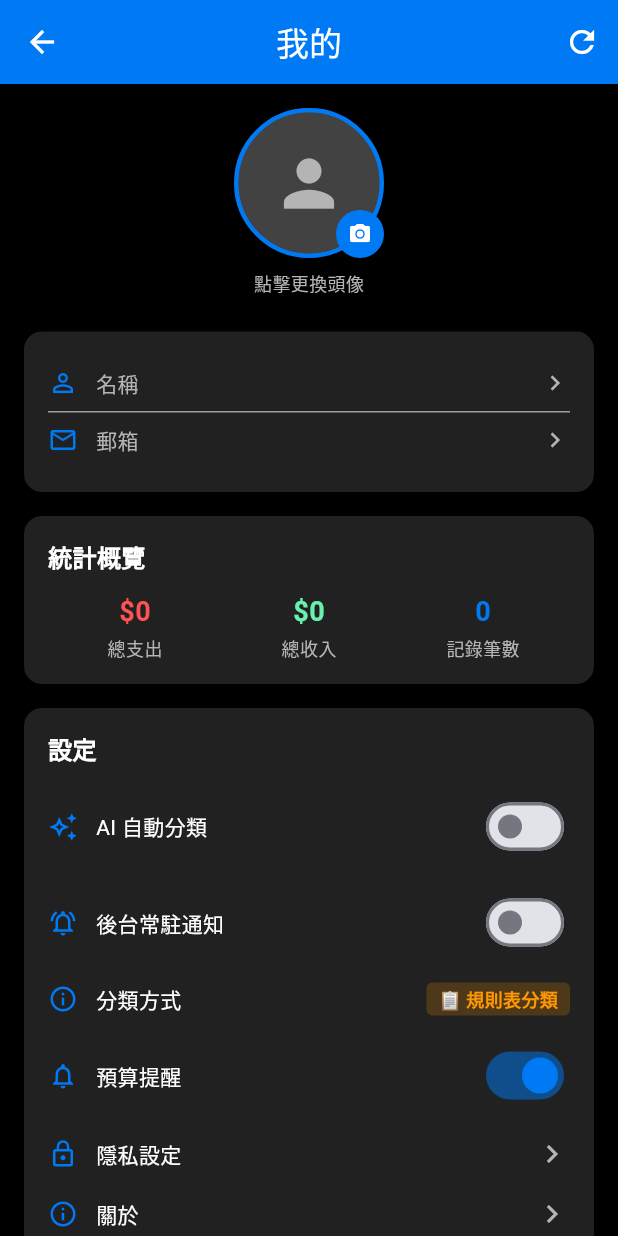
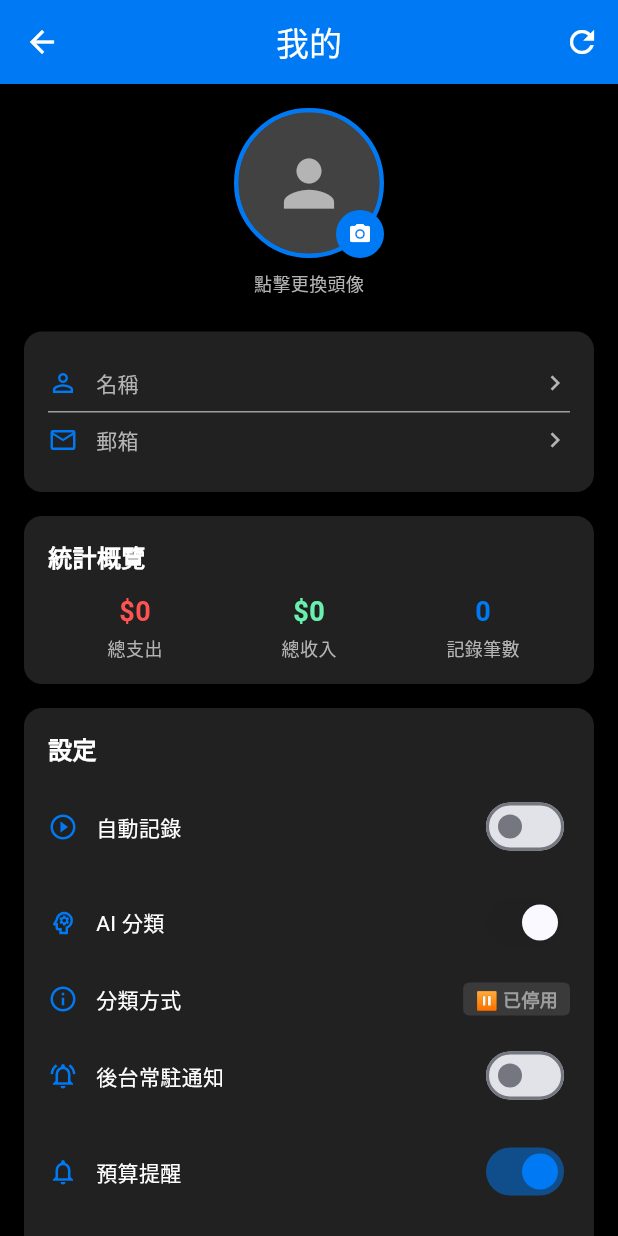
Before and after one commit to TINGOD2006/MikuBookkeepingAPP, a Flutter app: the ProfilePage screen opened directly, on a phone screen of 412 x 824 dp. Run offline on Flutter 3.47's test engine with Material 3 defaults, Android fonts, the phone set to English and light mode, and no system bars; our stand-ins replace flutter_local_notifications, image_picker, permission_handler, shared_preferences; accounts and stored records are empty.

Commit message:
完整AI

```diff
--- a/lib/screens/profile_page.dart
+++ b/lib/screens/profile_page.dart
@@ -27,7 +27,8 @@ class _ProfilePageState extends State<ProfilePage> {
   double _totalIncome = 0;
 
   bool _isLoading = true;
-  bool _autoRecordEnabled = false;
+  bool _autoRecordEnabled = false; // ✅ 是否記錄
+  bool _aiClassificationEnabled = true; // ✅ 是否使用 AI（預設開啟）
   bool _backgroundNotificationEnabled = false;
 
   final ImagePicker _picker = ImagePicker();
@@ -38,6 +39,7 @@ class _ProfilePageState extends State<ProfilePage> {
     _loadUserData();
     _loadStatistics();
     _loadAutoRecordSetting();
+    _loadAIClassificationSetting(); // ✅ 新增
     _loadBackgroundNotificationSetting();
   }
 
@@ -97,6 +99,17 @@ class _ProfilePageState extends State<ProfilePage> {
     }
   }
 
+  // ✅ 新增：載入 AI 分類設定
+  Future<void> _loadAIClassificationSetting() async {
+    final prefs = await SharedPreferences.getInstance();
+    if (mounted) {
+      setState(() {
+        _aiClassificationEnabled =
+            prefs.getBool('use_ai_classification') ?? true;
+      });
+    }
+  }
+
   Future<void> _loadBackgroundNotificationSetting() async {
     final prefs = await SharedPreferences.getInstance();
     if (mounted) {
@@ -107,13 +120,12 @@ class _ProfilePageState extends State<ProfilePage> {
     }
   }
 
-  // ========== 切換自動記錄 ==========
+  // ========== ✅ 切換自動記錄（只控制是否記錄） ==========
   Future<void> _toggleAutoRecord(bool value) async {
     final BuildContext currentContext = context;
 
     final prefs = await SharedPreferences.getInstance();
     await prefs.setBool('auto_record_enabled', value);
-    await prefs.setBool('use_ai_classification', value);
     await NotificationListenerService.setAutoRecordEnabled(value);
 
     if (!currentContext.mounted) return;
@@ -124,9 +136,30 @@ class _ProfilePageState extends State<ProfilePage> {
 
     ScaffoldMessenger.of(currentContext).showSnackBar(
       SnackBar(
-        content: Text(
-          value ? '✅ 啟用 AI 分類（失敗時使用規則表）' : 'ℹ️ 改為使用規則表分類（不消耗 AI 額度）',
-        ),
+        content: Text(value ? '✅ 自動記錄已開啟' : 'ℹ️ 自動記錄已關閉'),
+        behavior: SnackBarBehavior.floating,
+        backgroundColor: value ? Colors.green : Colors.orange,
+        duration: const Duration(seconds: 2),
+      ),
+    );
+  }
+
+  // ========== ✅ 切換 AI 分類（只控制分類方式） ==========
+  Future<void> _toggleAIClassification(bool value) async {
+    final BuildContext currentContext = context;
+
+    final prefs = await SharedPreferences.getInstance();
+    await prefs.setBool('use_ai_classification', value);
+
+    if (!currentContext.mounted) return;
+
+    setState(() {
+      _aiClassificationEnabled = value;
+    });
+
+    ScaffoldMessenger.of(currentContext).showSnackBar(
+      SnackBar(
+        content: Text(value ? '🤖 AI 分類已啟用' : '📋 已切換為規則表分類（不消耗 AI 額度）'),
         behavior: SnackBarBehavior.floating,
         backgroundColor: value ? Colors.green : Colors.orange,
         duration: const Duration(seconds: 2),
@@ -703,14 +736,58 @@ class _ProfilePageState extends State<ProfilePage> {
           ),
           const SizedBox(height: 8),
 
-          // ✅ 自動記錄開關（開啟=AI分類，關閉=規則表）
+          // ✅ 獨立開關 1：自動記錄（控制是否記錄）
           _buildSettingsItem(
-            icon: Icons.auto_awesome_outlined,
-            label: 'AI 自動分類',
+            icon: Icons.play_circle_outline,
+            label: '自動記錄',
             trailing: Switch(
               value: _autoRecordEnabled,
               onChanged: _toggleAutoRecord,
               activeThumbColor: AppColor.primary,
+            ),
+          ),
+
+          // ✅ 獨立開關 2：AI 分類（控制分類方式，僅當自動記錄開啟時可操作）
+          _buildSettingsItem(
+            icon: Icons.psychology_outlined,
+            label: 'AI 分類',
+            trailing: Switch(
+              value: _aiClassificationEnabled,
+              onChanged: _autoRecordEnabled ? _toggleAIClassification : null,
+              activeThumbColor: AppColor.primary,
+            ),
+          ),
+
+          // ✅ 顯示當前分類方式（狀態顯示）
+          _buildSettingsItem(
+            icon: Icons.info_outline,
+            label: '分類方式',
+            trailing: Container(
+              padding: const EdgeInsets.symmetric(horizontal: 8, vertical: 2),
+              decoration: BoxDecoration(
+                color: !_autoRecordEnabled
+                    ? Colors.grey.withValues(alpha: 0.2)
+                    : _aiClassificationEnabled
+                    ? AppColor.primary.withValues(alpha: 0.2)
+                    : Colors.orange.withValues(alpha: 0.2),
+                borderRadius: BorderRadius.circular(4),
+              ),
+              child: Text(
+                !_autoRecordEnabled
+                    ? '⏸️ 已停用'
+                    : _aiClassificationEnabled
+                    ? '🤖 AI 分類'
+                    : '📋 規則表分類',
+                style: TextStyle(
+                  fontSize: 12,
+                  color: !_autoRecordEnabled
+                      ? Colors.grey
+                      : _aiClassificationEnabled
+                      ? AppColor.primary
+                      : Colors.orange,
+                  fontWeight: FontWeight.w600,
+                ),
+              ),
             ),
           ),
 
@@ -721,28 +798,6 @@ class _ProfilePageState extends State<ProfilePage> {
               value: _backgroundNotificationEnabled,
               onChanged: _toggleBackgroundNotification,
               activeThumbColor: AppColor.primary,
-            ),
-          ),
-          // 顯示當前分類方式
-          _buildSettingsItem(
-            icon: Icons.info_outline,
-            label: '分類方式',
-            trailing: Container(
-              padding: const EdgeInsets.symmetric(horizontal: 8, vertical: 2),
-              decoration: BoxDecoration(
-                color: _autoRecordEnabled
-                    ? AppColor.primary.withValues(alpha: 0.2)
-                    : Colors.orange.withValues(alpha: 0.2),
-                borderRadius: BorderRadius.circular(4),
-              ),
-              child: Text(
-                _autoRecordEnabled ? '🤖 AI 分類' : '📋 規則表分類',
-                style: TextStyle(
-                  fontSize: 12,
-                  color: _autoRecordEnabled ? AppColor.primary : Colors.orange,
-                  fontWeight: FontWeight.w600,
-                ),
-              ),
             ),
           ),
 
```
Also changed, not shown: lib/services/ai_service.dart (+31 -53 lines), lib/services/notification_listener.dart (+83 -21 lines), 1 other file.
